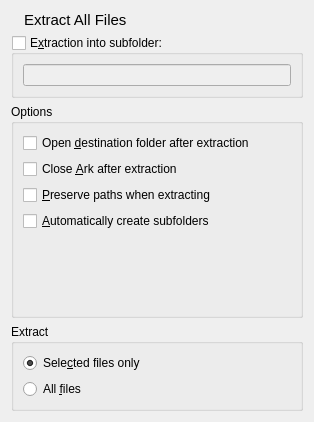
Qt form kerfuffle/extractiondialog.ui (KDE/ark) before a commit.
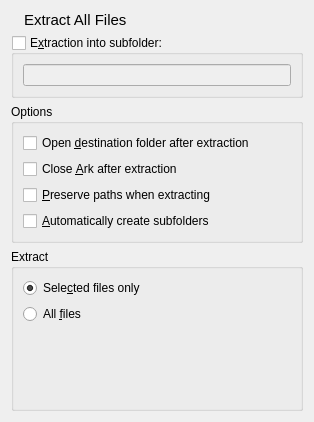
The same form after that commit. Icons and pictures are not drawn. Custom widgets are drawn as their Qt base class.

Commit message: ExtractionDialog: Move to frameless design

```diff
--- a/kerfuffle/extractiondialog.ui
+++ b/kerfuffle/extractiondialog.ui
@@ -104,7 +104,7 @@
    <item>
     <widget class="QGroupBox" name="groupBox">
      <property name="sizePolicy">
-      <sizepolicy hsizetype="Preferred" vsizetype="Expanding">
+      <sizepolicy hsizetype="Preferred" vsizetype="Preferred">
        <horstretch>0</horstretch>
        <verstretch>0</verstretch>
       </sizepolicy>
@@ -112,20 +112,10 @@
      <property name="title">
       <string>Options</string>
      </property>
+     <property name="flat">
+      <bool>true</bool>
+     </property>
      <layout class="QGridLayout" name="gridLayout">
-      <item row="6" column="0">
-       <spacer name="verticalSpacer">
-        <property name="orientation">
-         <enum>Qt::Vertical</enum>
-        </property>
-        <property name="sizeHint" stdset="0">
-         <size>
-          <width>20</width>
-          <height>40</height>
-         </size>
-        </property>
-       </spacer>
-      </item>
       <item row="2" column="0">
        <widget class="QCheckBox" name="openFolderCheckBox">
         <property name="text">
@@ -160,7 +150,7 @@
    <item>
     <widget class="QGroupBox" name="filesToExtractGroupBox">
      <property name="sizePolicy">
-      <sizepolicy hsizetype="Expanding" vsizetype="Preferred">
+      <sizepolicy hsizetype="Expanding" vsizetype="Expanding">
        <horstretch>0</horstretch>
        <verstretch>0</verstretch>
       </sizepolicy>
@@ -169,7 +159,7 @@
       <string comment="@title:group">Extract</string>
      </property>
      <property name="flat">
-      <bool>false</bool>
+      <bool>true</bool>
      </property>
      <property name="checkable">
       <bool>false</bool>
@@ -204,6 +194,19 @@
         </property>
        </widget>
       </item>
+      <item>
+       <spacer name="verticalSpacer">
+        <property name="orientation">
+         <enum>Qt::Vertical</enum>
+        </property>
+        <property name="sizeHint" stdset="0">
+         <size>
+          <width>20</width>
+          <height>40</height>
+         </size>
+        </property>
+       </spacer>
+      </item>
      </layout>
     </widget>
    </item>
```
Left out of the diff: 3 changed lines with no effect on the pictures. The commit also changes 1 other file.
